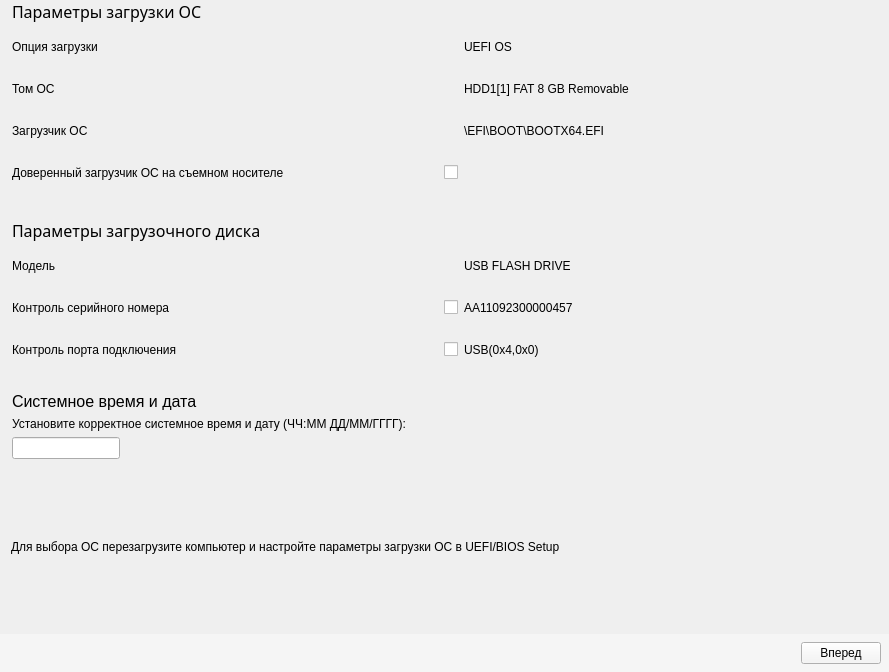
The window that panels/SysParmsPanel.ui (m6v/sobol) describes before a commit, drawn with Qt 5.
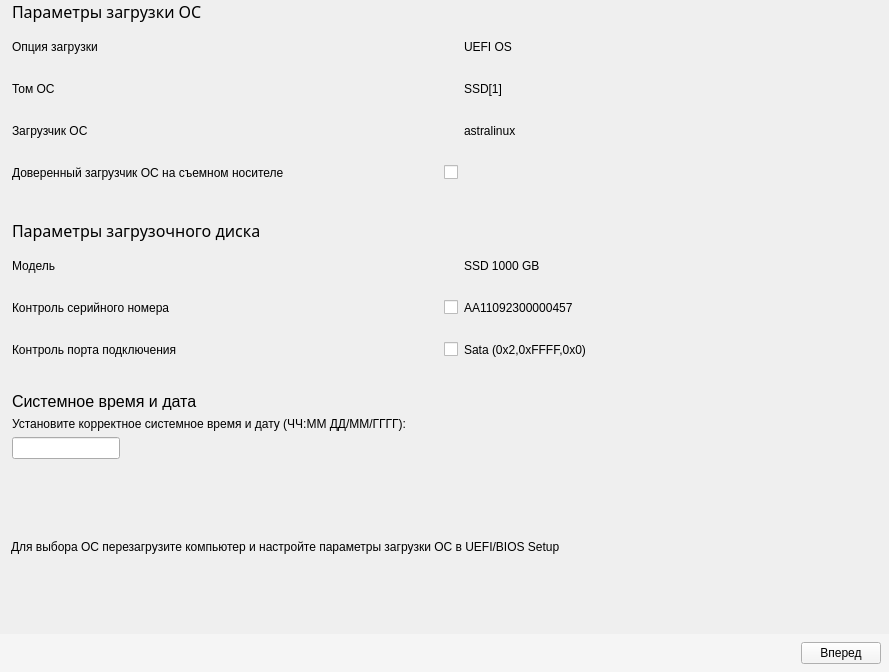
The same window after the commit. Custom widgets are drawn as their Qt base class.

Commit message: Some unsignifical changes in init panels have been made

```diff
--- a/panels/SysParmsPanel.ui
+++ b/panels/SysParmsPanel.ui
@@ -86,7 +86,7 @@
      <item row="1" column="2">
       <widget class="QLabel" name="sys_volume_value">
        <property name="text">
-        <string>HDD1[1] FAT 8 GB Removable</string>
+        <string>SSD[1]</string>
        </property>
       </widget>
      </item>
@@ -113,14 +113,14 @@
      <item row="7" column="2">
       <widget class="QLabel" name="port_ctl_value">
        <property name="text">
-        <string>USB(0x4,0x0)</string>
+        <string>Sata (0x2,0xFFFF,0x0)</string>
        </property>
       </widget>
      </item>
      <item row="2" column="2">
       <widget class="QLabel" name="sys_loader_value">
        <property name="text">
-        <string>\EFI\BOOT\BOOTX64.EFI</string>
+        <string>astralinux</string>
        </property>
       </widget>
      </item>
@@ -140,7 +140,7 @@
      <item row="5" column="2">
       <widget class="QLabel" name="disk_model_value">
        <property name="text">
-        <string>USB FLASH DRIVE</string>
+        <string>SSD 1000 GB</string>
        </property>
       </widget>
      </item>
```
Left out of the diff: 3 changed lines with no effect on the pictures. The commit also changes 9 other files.
